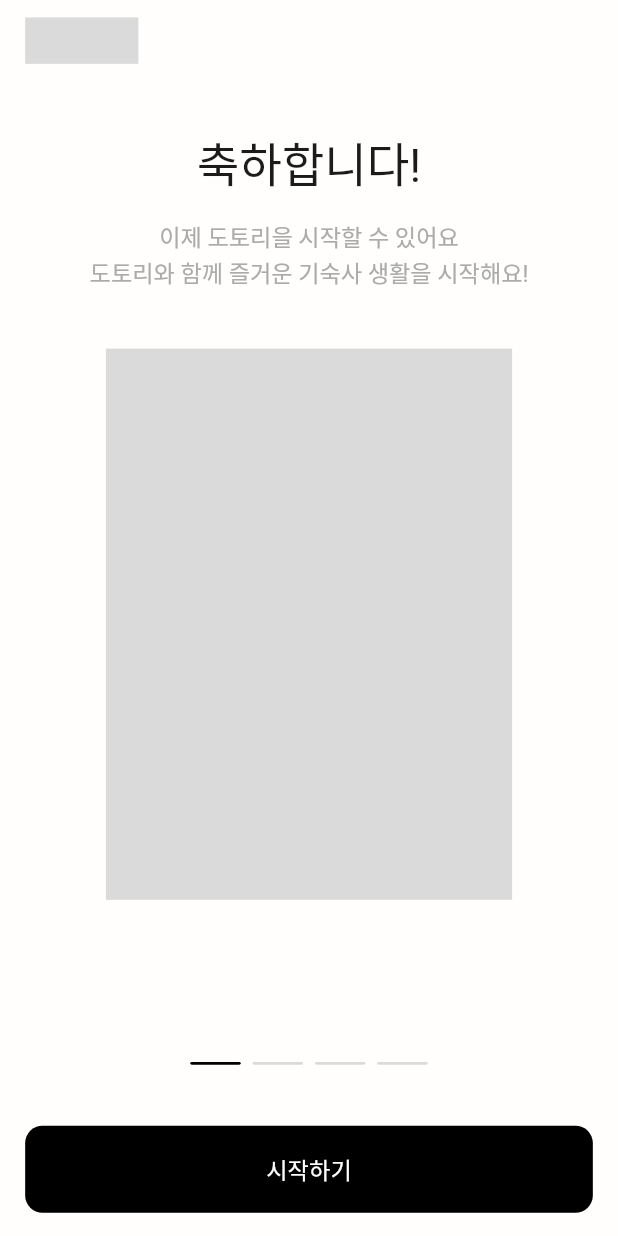
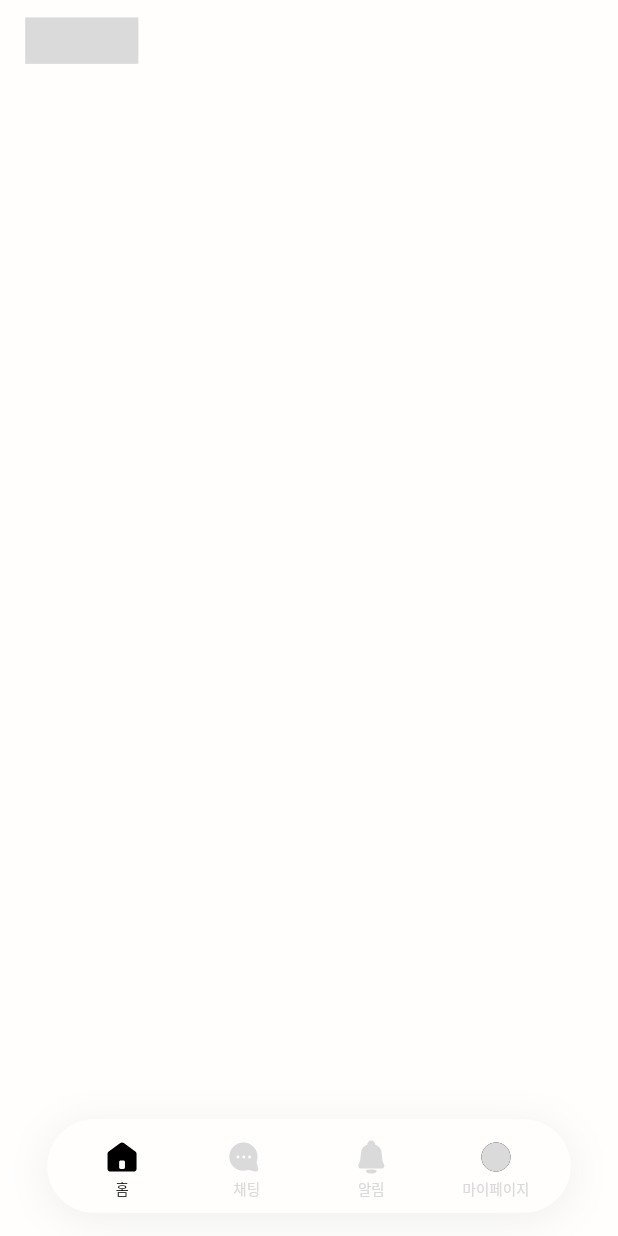
Before and after one commit to Dotory-2025/FE, a Flutter app: the TutorialScreen screen opened by its route, after a tap on "시작하기", on a phone screen of 412 x 824 dp. Run offline on Flutter 3.47's test engine with Material 3 defaults, Android fonts, the phone set to English and light mode, and no system bars; drawn by our look-alikes of expandable_page_view; our stand-ins replace flutter_hooks, flutter_screenutil, flutter_svg, freezed_annotation, go_router, hooks_riverpod and 3 more; missing offline and left inert: cropperx, flutter_custom_tabs, just_the_tooltip; generated files the repository leaves out were written again; Roboto replaces fonts that are missing (PretendardVariable).

Commit message:
[feat] BottomAppBar 구현

```diff
--- a/lib/core/constants/paths/icon_path.dart
+++ b/lib/core/constants/paths/icon_path.dart
@@ -21,4 +21,11 @@ abstract class IconPath {
   static const String maeji = 'assets/icons/maeji.svg';
   static const String saeyeon = 'assets/icons/saeyeon.svg';
   static const String chungyeon = 'assets/icons/chungyeon.svg';
+
+  static const String homeActivate = 'assets/icons/bottom_app_bar/home_activate.svg';
+  static const String homeDisable = 'assets/icons/bottom_app_bar/home_disable.svg';
+  static const String chattingActivate = 'assets/icons/bottom_app_bar/chatting_activate.svg';
+  static const String chattingDisable = 'assets/icons/bottom_app_bar/chatting_disable.svg';
+  static const String notificationActivate = 'assets/icons/bottom_app_bar/notification_activate.svg';
+  static const String notificationDisable = 'assets/icons/bottom_app_bar/notification_disable.svg';
 }
--- a/lib/core/constants/paths/route_path.dart
+++ b/lib/core/constants/paths/route_path.dart
@@ -8,4 +8,9 @@ abstract class RoutePath {
   static const String imageCropper = '/imageCropper';
   static const String termsAgreement = '/termsAgreement';
   static const String tutorial = '/tutorial';
+
+  static const String home = '/home';
+  static const String chatting = '/chatting';
+  static const String notification = '/notification';
+  static const String setting = '/setting';
 }
--- a/lib/core/routes/app_router.dart
+++ b/lib/core/routes/app_router.dart
@@ -1,4 +1,5 @@
 import 'package:dotori/core/constants/paths/route_path.dart';
+import 'package:dotori/core/widgets/scaffolds/custom_scaffold.dart';
 import 'package:dotori/feature/auth/presentation/views/auth_code_screen.dart';
 import 'package:dotori/feature/auth/presentation/views/auth_info_screen.dart';
 import 'package:dotori/feature/auth/presentation/views/auth_mail_screen.dart';
@@ -8,10 +9,14 @@ import 'package:dotori/feature/auth/presentation/views/image_cropper_screen.dart
 import 'package:dotori/feature/auth/presentation/views/onboarding_screen.dart';
 import 'package:dotori/feature/auth/presentation/views/terms_agreement_screen.dart';
 import 'package:dotori/feature/auth/presentation/views/tutorial_screen.dart';
+import 'package:dotori/feature/chatting/presentation/chatting_screen.dart';
+import 'package:dotori/feature/home/presentation/views/home_screen.dart';
+import 'package:dotori/feature/notification/presentation/notification_screen.dart';
+import 'package:dotori/feature/setting/presentation/setting_screen.dart';
 import 'package:go_router/go_router.dart';
 
 final GoRouter appRouter = GoRouter(
-  initialLocation: RoutePath.onboarding,
+  initialLocation: RoutePath.home,
   routes: [
     GoRoute(
       path: RoutePath.onboarding,
@@ -49,5 +54,35 @@ final GoRouter appRouter = GoRouter(
       path: RoutePath.tutorial,
       builder: (context, state) => const TutorialScreen(),
     ),
+    StatefulShellRoute.indexedStack(
+        builder: (context, state, navigationShell) => CustomScaffold(
+          navigationShell: navigationShell,
+        ),
+        branches: [
+          StatefulShellBranch(routes: [
+            GoRoute(
+              path: RoutePath.home,
+              builder: (context, state) => HomeScreen(),
+            ),
+          ]),
+          StatefulShellBranch(routes: [
+            GoRoute(
+              path: RoutePath.chatting,
+              builder: (context, state) => ChattingScreen(),
+            ),
+          ]),
+          StatefulShellBranch(routes: [
+            GoRoute(
+              path: RoutePath.notification,
+              builder: (context, state) => NotificationScreen(),
+            ),
+          ]),
+          StatefulShellBranch(routes: [
+            GoRoute(
+              path: RoutePath.setting,
+              builder: (context, state) => SettingScreen(),
+            ),
+          ])
+        ]),
   ],
 );
--- a/lib/core/themes/app_text_styles.dart
+++ b/lib/core/themes/app_text_styles.dart
@@ -96,6 +96,15 @@ extension AppTextStyles on TextTheme {
     ],
   );
 
+  TextStyle get label2 => TextStyle(
+    letterSpacing: (10.sp * 0.40 / 100).w,
+    fontSize: 10.sp,
+    height: 12 / 10,
+    fontVariations: const <FontVariation>[
+      FontVariation('wght', 600),
+    ],
+  );
+
   /// Caption
   TextStyle get caption1 => TextStyle(
     letterSpacing: (12.sp * 0.20 / 100).w,
--- /dev/null
+++ b/lib/core/widgets/scaffolds/custom_scaffold.dart
@@ -0,0 +1,132 @@
+import 'package:dotori/core/constants/app_colors.dart';
+import 'package:dotori/core/constants/paths/icon_path.dart';
+import 'package:dotori/core/themes/app_text_styles.dart';
+import 'package:dotori/core/themes/text_theme_extension.dart';
+import 'package:flutter/material.dart';
+import 'package:flutter_hooks/flutter_hooks.dart';
+import 'package:flutter_screenutil/flutter_screenutil.dart';
+import 'package:flutter_svg/svg.dart';
+import 'package:go_router/go_router.dart';
+
+class CustomScaffold extends HookWidget {
+  final StatefulNavigationShell navigationShell;
+
+  const CustomScaffold({super.key, required this.navigationShell});
+
+  @override
+  Widget build(BuildContext context) {
+    final currentIndex = useState(navigationShell.currentIndex);
+
+    void onTapNav(int index) {
+      navigationShell.goBranch(index);
+      currentIndex.value = index;
+    }
+
+    return Scaffold(
+      extendBody: true,
+      body: SafeArea(
+        child: Stack(
+          children: [
+            navigationShell,
+            Positioned(
+              left: 32.5.r,
+              right: 32.5.r,
+              bottom: 16.h,
+              child: Container(
+                padding: EdgeInsets.symmetric(vertical: 4.h, horizontal: 8.w),
+                decoration: BoxDecoration(
+                  color: AppColors.background,
+                  borderRadius: BorderRadius.circular(35.r),
+                  boxShadow: [
+                    BoxShadow(
+                      color: AppColors.shadow.withValues(alpha: 0.25),
+                      offset: Offset(0, 4.h),
+                      blurRadius: 24.r,
+                      spreadRadius: 0,
+                    ),
+                  ],
+                ),
+                child: Row(
+                  children: List.generate(4, (index) {
+                    final isActive = index == currentIndex.value;
+
+                    String iconPath = '';
+                    String label = '';
+                    double iconSize = 32.r;
+
+                    switch (index) {
+                      case 0:
+                        iconPath = isActive
+                            ? IconPath.homeActivate
+                            : IconPath.homeDisable;
+                        label = '홈';
+                        break;
+                      case 1:
+                        iconPath = isActive
+                            ? IconPath.chattingActivate
+                            : IconPath.chattingDisable;
+                        label = '채팅';
+                        break;
+                      case 2:
+                        iconPath = isActive
+                            ? IconPath.notificationActivate
+                            : IconPath.notificationDisable;
+                        label = '알림';
+                        break;
+                      case 3:
+                        label = '마이페이지';
+                        break;
+                    }
+
+                    return Expanded(
+                      child: InkWell(
+                        borderRadius: BorderRadius.circular(35.r),
+                        onTap: () => onTapNav(index),
+                        child: Column(
+                          mainAxisAlignment: MainAxisAlignment.center,
+                          children: [
+                            SizedBox(height: 6.h,),
+                            if (index == 3)
+                              SizedBox(
+                                width: 32.r,
+                                height: 32.r,
+                                child: Center(
+                                  child: CircleAvatar(
+                                    radius: isActive ? 10.75.r : 10.r,
+                                    backgroundColor: AppColors.primary,
+                                    child: CircleAvatar(
+                                      radius: isActive ? 9.25.r : 10.r,
+                                      backgroundColor: AppColors.gray200,
+                                    ),
+                                  ),
+                                ),
+                              )
+                            else
+                              SvgPicture.asset(
+                                iconPath,
+                                width: iconSize,
+                                height: iconSize,
+                              ),
+                            Text(
+                              label,
+                              style: context.textStyles.label2.copyWith(
+                                color: isActive
+                                    ? AppColors.primary
+                                    : AppColors.gray200,
+                              ),
+                            ),
+                            SizedBox(height: 6.h,),
+                          ],
+                        ),
+                      ),
+                    );
+                  }),
+                ),
+              ),
+            ),
+          ],
+        ),
+      ),
+    );
+  }
+}
--- a/lib/feature/auth/presentation/views/tutorial_screen.dart
+++ b/lib/feature/auth/presentation/views/tutorial_screen.dart
@@ -1,5 +1,6 @@
 import 'package:dotori/core/constants/app_colors.dart';
 import 'package:dotori/core/constants/app_sizes.dart';
+import 'package:dotori/core/constants/paths/route_path.dart';
 import 'package:dotori/core/themes/app_text_styles.dart';
 import 'package:dotori/core/themes/text_theme_extension.dart';
 import 'package:dotori/core/widgets/app_bars/app_bar_logo.dart';
@@ -10,6 +11,7 @@ import 'package:expandable_page_view/expandable_page_view.dart';
 import 'package:flutter/material.dart';
 import 'package:flutter_hooks/flutter_hooks.dart';
 import 'package:flutter_screenutil/flutter_screenutil.dart';
+import 'package:go_router/go_router.dart';
 
 class TutorialScreen extends HookWidget {
   const TutorialScreen({super.key});
@@ -61,7 +63,7 @@ class TutorialScreen extends HookWidget {
                 height: 60.h,
                 width: double.infinity,
                 onPressed: () {
-
+                  context.go(RoutePath.home);
                 },
                 textStyle: context.textStyles.btnText,
                 radius: AppSizes.radiusMD,
--- /dev/null
+++ b/lib/feature/chatting/presentation/chatting_screen.dart
@@ -0,0 +1,13 @@
+import 'package:dotori/core/widgets/app_bars/app_bar_logo.dart';
+import 'package:flutter/material.dart';
+
+class ChattingScreen extends StatelessWidget {
+  const ChattingScreen({super.key});
+
+  @override
+  Widget build(BuildContext context) {
+    return Scaffold(
+      appBar: AppBarLogo.logoWithPlusButton(onActionPressed: () {}),
+    );
+  }
+}
--- /dev/null
+++ b/lib/feature/home/presentation/views/home_screen.dart
@@ -0,0 +1,13 @@
+import 'package:dotori/core/widgets/app_bars/app_bar_logo.dart';
+import 'package:flutter/material.dart';
+
+class HomeScreen extends StatelessWidget {
+  const HomeScreen({super.key});
+
+  @override
+  Widget build(BuildContext context) {
+    return Scaffold(
+      appBar: AppBarLogo.logo(),
+    );
+  }
+}
--- /dev/null
+++ b/lib/feature/notification/presentation/notification_screen.dart
@@ -0,0 +1,11 @@
+import 'package:dotori/core/widgets/app_bars/app_bar_logo.dart';
+import 'package:flutter/material.dart';
+
+class NotificationScreen extends StatelessWidget {
+  const NotificationScreen({super.key});
+
+  @override
+  Widget build(BuildContext context) {
+    return Scaffold(appBar: AppBarLogo.logo(),);
+  }
+}
--- /dev/null
+++ b/lib/feature/setting/presentation/setting_screen.dart
@@ -0,0 +1,11 @@
+import 'package:dotori/core/widgets/app_bars/app_bar_logo.dart';
+import 'package:flutter/material.dart';
+
+class SettingScreen extends StatelessWidget {
+  const SettingScreen({super.key});
+
+  @override
+  Widget build(BuildContext context) {
+    return Scaffold(appBar: AppBarLogo.logo());
+  }
+}
--- a/pubspec.yaml
+++ b/pubspec.yaml
@@ -83,6 +83,7 @@ flutter:
     - assets/fonts/
     - assets/icons/
     - assets/icons/app_bar/
+    - assets/icons/bottom_app_bar/
     - assets/icons/list_tile/
     - assets/icons/search_bar/
     - assets/icons/toast/
```
Also changed, not shown: assets/icons/bottom_app_bar/chatting_activate.svg (added), assets/icons/bottom_app_bar/chatting_disable.svg (added), assets/icons/bottom_app_bar/home_activate.svg (added), assets/icons/bottom_app_bar/home_disable.svg (added), assets/icons/bottom_app_bar/notification_activate.svg (added), assets/icons/bottom_app_bar/notification_disable.svg (added).
